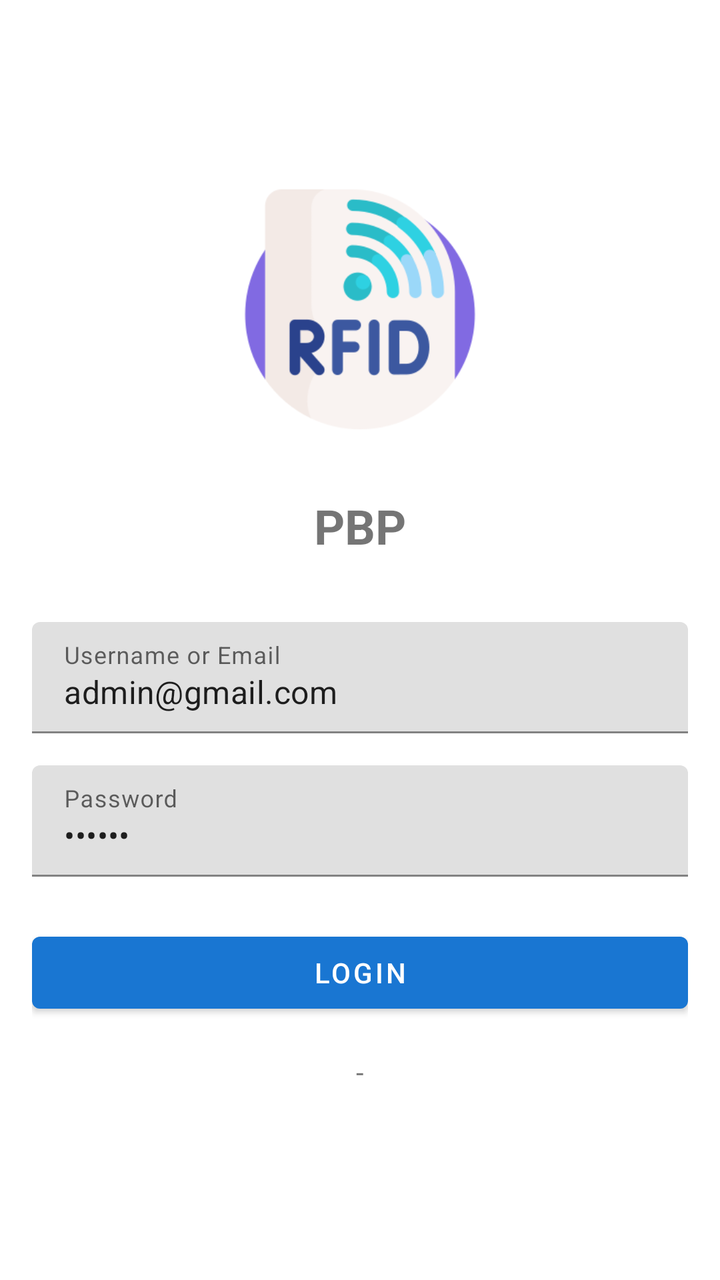
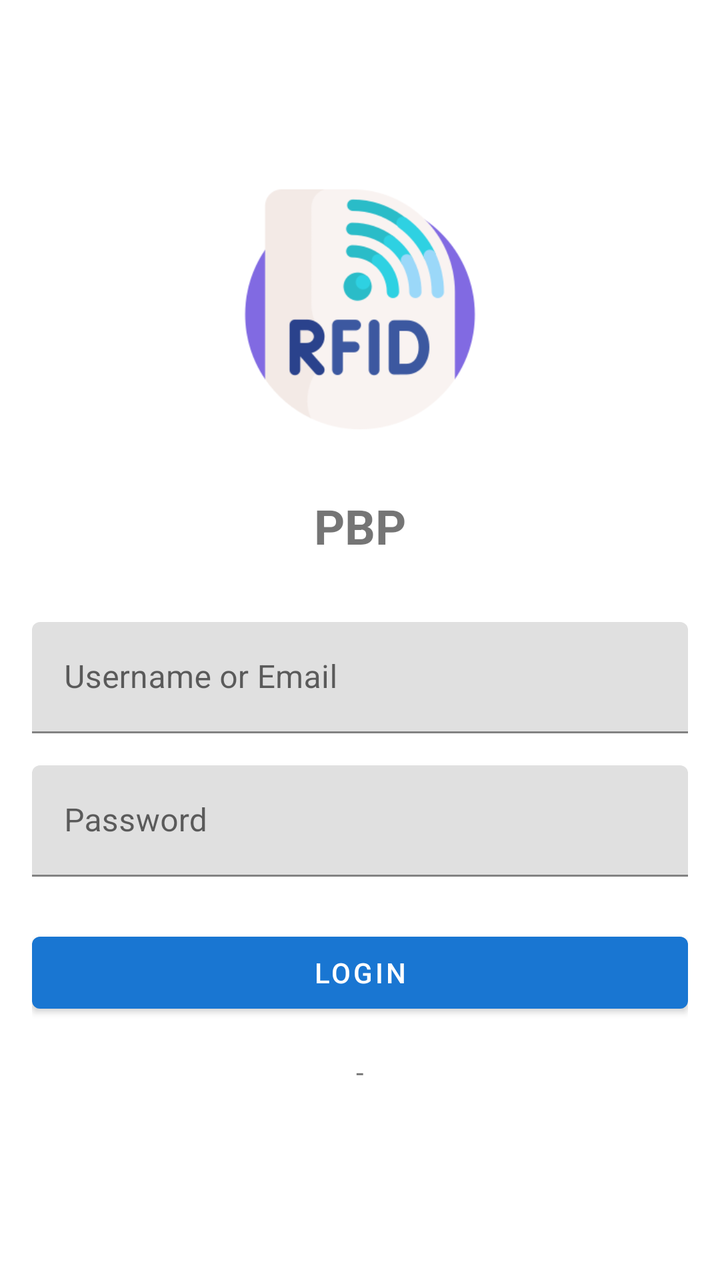

Screens rendered from an Android XML layout before and after an edit, with the pre-edit source and the edit as a unified diff.
<!-- AndroidManifest.xml: application theme AppTheme -->
<!-- res/layout/activity_main.xml -->
<?xml version="1.0" encoding="utf-8"?>
<FrameLayout xmlns:android="http://schemas.android.com/apk/res/android"
    xmlns:app="http://schemas.android.com/apk/res-auto"
    android:layout_width="match_parent"
    android:layout_height="match_parent">

    
    <ScrollView
        android:layout_width="match_parent"
        android:layout_height="match_parent"
        android:fillViewport="true">

        <LinearLayout
            android:id="@+id/mainContent"
            android:layout_width="match_parent"
            android:layout_height="wrap_content"
            android:orientation="vertical"
            android:visibility="gone"
            android:padding="16dp">

            <com.google.android.material.button.MaterialButton
                android:id="@+id/btnMoveOrder"
                android:layout_width="match_parent"
                android:layout_height="wrap_content"
                android:text="Move Order"
                android:padding="20dp"
                android:layout_marginBottom="5dp"
                android:layout_marginTop="5dp"/>

            <com.google.android.material.button.MaterialButton
                android:id="@+id/btnPickingOrder"
                android:layout_width="match_parent"
                android:layout_height="wrap_content"
                android:text="Picking Order"
                android:padding="20dp"
                android:layout_marginBottom="5dp"/>










            <com.google.android.material.button.MaterialButton
                android:id="@+id/btnReceiveShipping"
                android:layout_width="match_parent"
                android:layout_height="wrap_content"
                android:text="Receive to Shipping"
                android:padding="20dp"
                android:layout_marginBottom="5dp"/>

            <com.google.android.material.button.MaterialButton
                android:id="@+id/btnKanban"
                android:layout_width="match_parent"
                android:layout_height="wrap_content"
                android:text="Kanban"
                android:padding="20dp"
                android:layout_marginBottom="5dp"/>


            <com.google.android.material.button.MaterialButton
                android:id="@+id/btnIssueDeliveryOrder"
                android:layout_width="match_parent"
                android:layout_height="wrap_content"
                android:text="Issue Delivery Order"
                android:padding="20dp"
                android:layout_marginBottom="5dp"/>

            <com.google.android.material.button.MaterialButton
                android:id="@+id/btnFindProduct"
                android:layout_width="match_parent"
                android:layout_height="wrap_content"
                android:text="Find Product"
                android:padding="20dp"
                android:layout_marginBottom="5dp"/>

            <com.google.android.material.button.MaterialButton
                android:id="@+id/btnSettings"
                android:layout_width="match_parent"
                android:layout_height="wrap_content"
                android:text="Settings"
                android:padding="20dp"
                android:layout_marginBottom="5dp"/>


            
            <LinearLayout
                android:id="@+id/view_menu"
                android:layout_width="match_parent"
                android:layout_height="wrap_content"
                android:orientation="vertical"
                android:visibility="visible">

                <LinearLayout
                    android:layout_width="match_parent"
                    android:layout_height="wrap_content"
                    android:orientation="horizontal"
                    android:layout_marginBottom="16dp">

                    <Button
                        android:id="@+id/btn_connect"
                        android:layout_width="0dp"
                        android:layout_height="wrap_content"
                        android:layout_weight="1"
                        android:layout_marginEnd="4dp"
                        android:text="@string/Connect" />

                    <Button
                        android:id="@+id/btn_search"
                        android:layout_width="0dp"
                        android:layout_height="wrap_content"
                        android:layout_weight="1"
                        android:layout_marginStart="4dp"
                        android:text="@string/title_search" />
                </LinearLayout>

                <TextView
                    android:id="@+id/tvAddress"
                    android:layout_width="match_parent"
                    android:layout_height="wrap_content"
                    android:minHeight="48dp"
                    android:paddingLeft="4dp"
                    android:paddingRight="4dp"
                    android:gravity="center_vertical"
                    android:layout_marginBottom="16dp"/>
            </LinearLayout>
        </LinearLayout>
    </ScrollView>

    
    <LinearLayout
        android:id="@+id/view_tabhost"
        android:layout_width="match_parent"
        android:layout_height="match_parent"
        android:orientation="vertical"
        android:visibility="gone"
        android:background="@color/white">

        <androidx.fragment.app.FragmentTabHost
            android:id="@android:id/tabhost"
            android:layout_width="match_parent"
            android:layout_height="match_parent">

            <LinearLayout
                android:layout_width="match_parent"
                android:layout_height="match_parent"
                android:orientation="vertical">

                <HorizontalScrollView
                    android:id="@+id/hScroller_mytabhostactivity"
                    android:layout_width="fill_parent"
                    android:layout_height="wrap_content"
                    android:fadingEdge="none"
                    android:saveEnabled="false"
                    android:scrollbars="horizontal"
                    android:scrollbarSize="2dp">

                    <TabWidget
                        android:id="@android:id/tabs"
                        android:layout_width="wrap_content"
                        android:layout_height="wrap_content"
                        android:orientation="horizontal" />
                </HorizontalScrollView>

                <FrameLayout
                    android:id="@android:id/tabcontent"
                    android:layout_width="0dp"
                    android:layout_height="0dp"
                    android:layout_weight="0" />

                <FrameLayout
                    android:id="@+id/realtabcontent"
                    android:layout_width="match_parent"
                    android:layout_height="0dp"
                    android:layout_weight="1" />
            </LinearLayout>
        </androidx.fragment.app.FragmentTabHost>
    </LinearLayout>

    
    <LinearLayout
        android:id="@+id/view_login"
        android:layout_width="match_parent"
        android:layout_height="match_parent"
        android:orientation="vertical"
        android:padding="16dp"
        android:gravity="center"
        android:visibility="visible">

        <ImageView
            android:layout_width="120dp"
            android:layout_height="120dp"
            android:src="@drawable/app_logo"
            android:layout_marginBottom="32dp"/>

        <TextView
            android:layout_width="wrap_content"
            android:layout_height="wrap_content"
            android:text="PBP"
            android:textSize="24sp"
            android:textStyle="bold"
            android:layout_marginBottom="32dp"/>

        <com.google.android.material.textfield.TextInputLayout
            android:layout_width="match_parent"
            android:layout_height="wrap_content"
            android:layout_marginBottom="16dp">

            <com.google.android.material.textfield.TextInputEditText
                android:id="@+id/etUsername"
                android:layout_width="match_parent"
                android:layout_height="wrap_content"
                android:hint="Username or Email"
                android:text="admin@gmail.com"
                android:inputType="textEmailAddress"/>
        </com.google.android.material.textfield.TextInputLayout>

        <com.google.android.material.textfield.TextInputLayout
            android:layout_width="match_parent"
            android:layout_height="wrap_content"
            android:layout_marginBottom="24dp">

            <com.google.android.material.textfield.TextInputEditText
                android:id="@+id/etPassword"
                android:layout_width="match_parent"
                android:layout_height="wrap_content"
                android:hint="Password"
                android:text="123456"
                android:inputType="textPassword"/>
        </com.google.android.material.textfield.TextInputLayout>

        <com.google.android.material.button.MaterialButton
            android:id="@+id/btnLogin"
            android:layout_width="match_parent"
            android:layout_height="wrap_content"
            android:text="Login"/>

        <TextView
            android:id="@+id/tvDeviceId"
            android:layout_width="wrap_content"
            android:layout_height="wrap_content"
            android:layout_marginTop="16dp"
            android:text="-"/>
    </LinearLayout>

    
    <FrameLayout
        android:id="@+id/loadingOverlay"
        android:layout_width="match_parent"
        android:layout_height="match_parent"
        android:background="@color/white"
        android:visibility="gone">

        <ProgressBar
            android:id="@+id/progressBar"
            android:layout_width="wrap_content"
            android:layout_height="wrap_content"
            android:layout_gravity="center"/>
    </FrameLayout>
</FrameLayout>
<!-- resources referenced by this layout -->
<resources>
  <!-- unchanged entries left out for length: 8 -->
</resources>

<!-- the commit's change to res/layout/activity_main.xml (unified diff, before → after) -->
@@ -1,4 +1,5 @@
 <?xml version="1.0" encoding="utf-8"?>
+
 <FrameLayout xmlns:android="http://schemas.android.com/apk/res/android"
     xmlns:app="http://schemas.android.com/apk/res-auto"
     android:layout_width="match_parent"
@@ -16,120 +17,266 @@
             android:layout_height="wrap_content"
             android:orientation="vertical"
             android:visibility="gone"
-            android:padding="16dp">
-
+            android:padding="16dp"
+            android:background="@color/backgroundColor">
+
+            
             <com.google.android.material.button.MaterialButton
                 android:id="@+id/btnMoveOrder"
                 android:layout_width="match_parent"
+                android:layout_height="64dp"
+                android:text="Move Order"
+                android:textSize="16sp"
+                android:textStyle="bold"
+                android:textColor="@color/white"
+                app:backgroundTint="@color/pastel1"
+                app:cornerRadius="16dp"
+                app:elevation="8dp"
+                app:icon="@drawable/ic_move"
+                app:iconGravity="textStart"
+                app:iconPadding="12dp"
+                app:iconSize="24dp"
+                app:iconTint="@color/white"
+                app:rippleColor="@color/white"
+                android:layout_marginBottom="12dp"
+                android:layout_marginTop="8dp"/>
+
+            
+            <com.google.android.material.button.MaterialButton
+                android:id="@+id/btnPickingOrder"
+                android:layout_width="match_parent"
+                android:layout_height="64dp"
+                android:text="Picking Order"
+                android:textSize="16sp"
+                android:textStyle="bold"
+                android:textColor="@color/white"
+                app:backgroundTint="@color/pastel2"
+                app:cornerRadius="16dp"
+                app:elevation="8dp"
+                app:icon="@drawable/ic_shopping_cart"
+                app:iconGravity="textStart"
+                app:iconPadding="12dp"
+                app:iconSize="24dp"
+                app:iconTint="@color/white"
+                app:rippleColor="@color/white"
+                android:layout_marginBottom="12dp"/>
+
+            
+            <com.google.android.material.button.MaterialButton
+                android:id="@+id/btnReceiveShipping"
+                android:layout_width="match_parent"
+                android:layout_height="64dp"
+                android:text="รับสินค้าเข้าจัดส่ง"
+                android:textSize="16sp"
+                android:textStyle="bold"
+                android:textColor="@color/white"
+                app:backgroundTint="@color/pastel3"
+                app:cornerRadius="16dp"
+                app:elevation="8dp"
+                app:icon="@drawable/ic_assignment"
+                app:iconGravity="textStart"
+                app:iconPadding="12dp"
+                app:iconSize="24dp"
+                app:iconTint="@color/white"
+                app:rippleColor="@color/white"
+                android:layout_marginBottom="12dp"/>
+
+            
+            <com.google.android.material.button.MaterialButton
+                android:id="@+id/btnKanban"
+                android:layout_width="match_parent"
+                android:layout_height="64dp"
+                android:text="RFID Loading"
+                android:textSize="16sp"
+                android:textStyle="bold"
+                android:textColor="@color/white"
+                app:backgroundTint="@color/pastel4"
+                app:cornerRadius="16dp"
+                app:elevation="8dp"
+                app:icon="@drawable/ic_dashboard"
+                app:iconGravity="textStart"
+                app:iconPadding="12dp"
+                app:iconSize="24dp"
+                app:iconTint="@color/white"
+                app:rippleColor="@color/white"
+                android:layout_marginBottom="12dp"/>
+
+            
+            <com.google.android.material.button.MaterialButton
+                android:id="@+id/btnIssueDeliveryOrder"
+                android:layout_width="match_parent"
+                android:layout_height="64dp"
+                android:text="จัดส่งสินค้า"
+                android:textSize="16sp"
+                android:textStyle="bold"
+                android:textColor="@color/white"
+                app:backgroundTint="@color/pastel5"
+                app:cornerRadius="16dp"
+                app:elevation="8dp"
+                app:icon="@drawable/ic_local_shipping"
+                app:iconGravity="textStart"
+                app:iconPadding="12dp"
+                app:iconSize="24dp"
+                app:iconTint="@color/white"
+                app:rippleColor="@color/white"
+                android:layout_marginBottom="12dp"/>
+
+            
+            <com.google.android.material.button.MaterialButton
+                android:id="@+id/btnFindProduct"
+                android:layout_width="match_parent"
+                android:layout_height="64dp"
+                android:text="Find Product"
+                android:textSize="16sp"
+                android:textStyle="bold"
+                android:textColor="@color/white"
+                app:backgroundTint="@color/pastel6"
+                app:cornerRadius="16dp"
+                app:elevation="8dp"
+                app:icon="@drawable/ic_search"
+                app:iconGravity="textStart"
+                app:iconPadding="12dp"
+                app:iconSize="24dp"
+                app:iconTint="@color/white"
+                app:rippleColor="@color/white"
+                android:layout_marginBottom="12dp"/>
+
+            
+            <com.google.android.material.button.MaterialButton
+                android:id="@+id/btnCheckStock"
+                android:layout_width="match_parent"
+                android:layout_height="64dp"
+                android:text="Check Stock"
+                android:textSize="16sp"
+                android:textStyle="bold"
+                android:textColor="@color/white"
+                app:backgroundTint="@color/pastel7"
+                app:cornerRadius="16dp"
+                app:elevation="8dp"
+                app:icon="@drawable/ic_assignment"
+                app:iconGravity="textStart"
+                app:iconPadding="12dp"
+                app:iconSize="24dp"
+                app:iconTint="@color/white"
+                app:rippleColor="@color/white"
+                android:layout_marginBottom="12dp"/>
+
+            
+            <com.google.android.material.button.MaterialButton
+                android:id="@+id/btnStockCount"
+                android:layout_width="match_parent"
+                android:layout_height="64dp"
+                android:text="Stock Count"
+                android:textSize="16sp"
+                android:textStyle="bold"
+                android:textColor="@color/white"
+                app:backgroundTint="@color/pastel7"
+                app:cornerRadius="16dp"
+                app:elevation="8dp"
+                app:icon="@drawable/ic_assignment"
+                app:iconGravity="textStart"
+                app:iconPadding="12dp"
+                app:iconSize="24dp"
+                app:iconTint="@color/white"
+                app:rippleColor="@color/white"
+                android:layout_marginBottom="12dp"/>
+
+            
+            <com.google.android.material.button.MaterialButton
+                android:id="@+id/btnSettings"
+                android:layout_width="match_parent"
+                android:layout_height="64dp"
+                android:text="Settings"
+                android:textSize="16sp"
+                android:textStyle="bold"
+                android:textColor="@color/white"
+                app:backgroundTint="@color/gray"
+                app:cornerRadius="16dp"
+                app:elevation="8dp"
+                app:icon="@drawable/ic_settings"
+                app:iconGravity="textStart"
+                app:iconPadding="12dp"
+                app:iconSize="24dp"
+                app:iconTint="@color/white"
+                app:rippleColor="@color/white"
+                android:layout_marginBottom="20dp"/>
+
+            
+            <LinearLayout
+                android:layout_width="match_parent"
                 android:layout_height="wrap_content"
-                android:text="Move Order"
-                android:padding="20dp"
-                android:layout_marginBottom="5dp"
-                android:layout_marginTop="5dp"/>
-
-            <com.google.android.material.button.MaterialButton
-                android:id="@+id/btnPickingOrder"
+                android:orientation="horizontal"
+                android:layout_marginBottom="12dp">
+
+                <com.google.android.material.button.MaterialButton
+                    android:id="@+id/btn_connect"
+                    android:layout_width="0dp"
+                    android:layout_height="56dp"
+                    android:layout_weight="1"
+                    android:layout_marginEnd="8dp"
+                    android:text="@string/Connect"
+                    android:textSize="12sp"
+                    android:textStyle="bold"
+                    android:textColor="@color/white"
+                    android:paddingTop="4dp"
+                    android:paddingBottom="4dp"
+                    android:maxLines="2"
+                    android:ellipsize="none"
+                    app:backgroundTint="@color/lightblue"
+                    app:cornerRadius="12dp"
+                    app:elevation="4dp"
+                    app:icon="@drawable/ic_wifi"
+                    app:iconGravity="textStart"
+                    app:iconSize="18dp"
+                    app:iconPadding="6dp"
+                    app:iconTint="@color/white" />
+
+                <com.google.android.material.button.MaterialButton
+                    android:id="@+id/btn_search"
+                    android:layout_width="0dp"
+                    android:layout_height="56dp"
+                    android:layout_weight="1"
+                    android:layout_marginStart="8dp"
+                    android:text="@string/title_search"
+                    android:textSize="12sp"
+                    android:textStyle="bold"
+                    android:textColor="@color/white"
+                    android:paddingTop="4dp"
+                    android:paddingBottom="4dp"
+                    android:maxLines="2"
+                    android:ellipsize="none"
+                    app:backgroundTint="@color/blue2"
+                    app:cornerRadius="12dp"
+                    app:elevation="4dp"
+                    app:icon="@drawable/ic_bluetooth_searching"
+                    app:iconGravity="textStart"
+                    app:iconSize="18dp"
+                    app:iconPadding="6dp"
+                    app:iconTint="@color/white" />
+            </LinearLayout>
+
+            <TextView
+                android:id="@+id/tvAddress"
                 android:layout_width="match_parent"
                 android:layout_height="wrap_content"
-                android:text="Picking Order"
-                android:padding="20dp"
-                android:layout_marginBottom="5dp"/>
-
-
-
-
-
-
-
-
-
-
-            <com.google.android.material.button.MaterialButton
-                android:id="@+id/btnReceiveShipping"
-                android:layout_width="match_parent"
-                android:layout_height="wrap_content"
-                android:text="Receive to Shipping"
-                android:padding="20dp"
-                android:layout_marginBottom="5dp"/>
-
-            <com.google.android.material.button.MaterialButton
-                android:id="@+id/btnKanban"
-                android:layout_width="match_parent"
-                android:layout_height="wrap_content"
-                android:text="Kanban"
-                android:padding="20dp"
-                android:layout_marginBottom="5dp"/>
-
-
-            <com.google.android.material.button.MaterialButton
-                android:id="@+id/btnIssueDeliveryOrder"
-                android:layout_width="match_parent"
-                android:layout_height="wrap_content"
-                android:text="Issue Delivery Order"
-                android:padding="20dp"
-                android:layout_marginBottom="5dp"/>
-
-            <com.google.android.material.button.MaterialButton
-                android:id="@+id/btnFindProduct"
-                android:layout_width="match_parent"
-                android:layout_height="wrap_content"
-                android:text="Find Product"
-                android:padding="20dp"
-                android:layout_marginBottom="5dp"/>
-
-            <com.google.android.material.button.MaterialButton
-                android:id="@+id/btnSettings"
-                android:layout_width="match_parent"
-                android:layout_height="wrap_content"
-                android:text="Settings"
-                android:padding="20dp"
-                android:layout_marginBottom="5dp"/>
-
+                android:minHeight="48dp"
+                android:paddingLeft="16dp"
+                android:paddingRight="16dp"
+                android:gravity="center_vertical"
+                android:background="@drawable/text_background"
+                android:textColor="@color/textColorPrimary"
+                android:textSize="14sp"
+                android:layout_marginBottom="8dp"/>
 
             
             <LinearLayout
                 android:id="@+id/view_menu"
                 android:layout_width="match_parent"
-                android:layout_height="wrap_content"
+                android:layout_height="0dp"
                 android:orientation="vertical"
-                android:visibility="visible">
-
-                <LinearLayout
-                    android:layout_width="match_parent"
-                    android:layout_height="wrap_content"
-                    android:orientation="horizontal"
-                    android:layout_marginBottom="16dp">
-
-                    <Button
-                        android:id="@+id/btn_connect"
-                        android:layout_width="0dp"
-                        android:layout_height="wrap_content"
-                        android:layout_weight="1"
-                        android:layout_marginEnd="4dp"
-                        android:text="@string/Connect" />
-
-                    <Button
-                        android:id="@+id/btn_search"
-                        android:layout_width="0dp"
-                        android:layout_height="wrap_content"
-                        android:layout_weight="1"
-                        android:layout_marginStart="4dp"
-                        android:text="@string/title_search" />
-                </LinearLayout>
-
-                <TextView
-                    android:id="@+id/tvAddress"
-                    android:layout_width="match_parent"
-                    android:layout_height="wrap_content"
-                    android:minHeight="48dp"
-                    android:paddingLeft="4dp"
-                    android:paddingRight="4dp"
-                    android:gravity="center_vertical"
-                    android:layout_marginBottom="16dp"/>
-            </LinearLayout>
+                android:visibility="visible"/>
         </LinearLayout>
     </ScrollView>
-
     
     <LinearLayout
         android:id="@+id/view_tabhost"
@@ -214,7 +361,7 @@
                 android:layout_width="match_parent"
                 android:layout_height="wrap_content"
                 android:hint="Username or Email"
-                android:text="admin@gmail.com"
+                android:text=""
                 android:inputType="textEmailAddress"/>
         </com.google.android.material.textfield.TextInputLayout>
 
@@ -228,7 +375,7 @@
                 android:layout_width="match_parent"
                 android:layout_height="wrap_content"
                 android:hint="Password"
-                android:text="123456"
+                android:text=""
                 android:inputType="textPassword"/>
         </com.google.android.material.textfield.TextInputLayout>
 
@@ -260,4 +407,5 @@
             android:layout_height="wrap_content"
             android:layout_gravity="center"/>
     </FrameLayout>
+
 </FrameLayout>
<!-- resource entries referenced after the edit -->
@@ -1,5 +1,107 @@
 <!-- resources referenced by this layout -->
 <resources>
+  <color name="backgroundColor">#F5F5F5</color>
+  <color name="blue2">#2398bc</color>
+  <color name="gray">#808080</color>
+  <color name="lightblue">#0083FF</color>
+  <color name="pastel1">#93B6E8</color>
+  <color name="pastel2">#AFD2BB</color>
+  <color name="pastel3">#F7D07A</color>
+  <color name="pastel4">#E09B94</color>
+  <color name="pastel5">#D72A5D</color>
+  <color name="pastel6">#847DC0</color>
+  <color name="pastel7">#D7D1A7</color>
+  <color name="textColorPrimary">#212121</color>
+  <!-- drawable ic_assignment (drawable) -->
+  <?xml version="1.0" encoding="utf-8"?>
+  <vector xmlns:android="http://schemas.android.com/apk/res/android"
+      android:width="24dp"
+      android:height="24dp"
+      android:viewportWidth="24"
+      android:viewportHeight="24">
+      <path
+          android:fillColor="#FFFFFF"
+          android:pathData="M19,3h-4.18C14.4,1.84 13.3,1 12,1c-1.3,0 -2.4,0.84 -2.82,2H5c-1.1,0 -2,0.9 -2,2v14c0,1.1 0.9,2 2,2h14c1.1,0 2,-0.9 2,-2V5c0,-1.1 -0.9,-2 -2,-2zM12,3c0.55,0 1,0.45 1,1s-0.45,1 -1,1 -1,-0.45 -1,-1 0.45,-1 1,-1zM14,17H7v-2h7v2zM17,13H7v-2h10v2zM17,9H7V7h10v2z"/>
+  </vector>
+  <!-- drawable ic_bluetooth_searching (drawable) -->
+  <?xml version="1.0" encoding="utf-8"?>
+  <vector xmlns:android="http://schemas.android.com/apk/res/android"
+      android:width="24dp"
+      android:height="24dp"
+      android:viewportWidth="24"
+      android:viewportHeight="24">
+      <path
+          android:fillColor="#FFFFFF"
+          android:pathData="M14.24,12.01l2.32,2.32c0.28,-0.72 0.44,-1.51 0.44,-2.33 0,-0.82 -0.16,-1.59 -0.43,-2.31l-2.33,2.32zM19.53,6.71l-1.26,1.26c0.63,1.21 0.98,2.57 0.98,4.02s-0.36,2.82 -0.98,4.02l1.2,1.2c0.97,-1.54 1.54,-3.36 1.54,-5.31s-0.57,-3.4 -1.48,-4.19zM15.71,7.71L10,2h-1v7.59L6.41,7 5,8.41 10.59,14 5,19.59 6.41,21 9,18.41V22h1l5.71,-5.71 -4.3,-4.29 4.3,-4.29zM11,5.83l1.88,1.88L11,9.59V5.83zM12.88,16.29L11,18.17v-3.76l1.88,1.88z"/>
+  </vector>
+  <!-- drawable ic_dashboard (drawable) -->
+  <?xml version="1.0" encoding="utf-8"?>
+  <vector xmlns:android="http://schemas.android.com/apk/res/android"
+      android:width="24dp"
+      android:height="24dp"
+      android:viewportWidth="24"
+      android:viewportHeight="24">
+      <path
+          android:fillColor="#FFFFFF"
+          android:pathData="M3,13h8V3H3v10zM3,21h8v-6H3v6zM13,21h8V11h-8v10zM13,3v6h8V3h-8z"/>
+  </vector>
+  <!-- drawable ic_local_shipping (drawable) -->
+  <?xml version="1.0" encoding="utf-8"?>
+  <vector xmlns:android="http://schemas.android.com/apk/res/android"
+      android:width="24dp"
+      android:height="24dp"
+      android:viewportWidth="24"
+      android:viewportHeight="24">
+      <path
+          android:fillColor="#FFFFFF"
+          android:pathData="M20,8h-3V4H3c-1.1,0 -2,0.9 -2,2v11h2c0,1.66 1.34,3 3,3s3,-1.34 3,-3h6c0,1.66 1.34,3 3,3s3,-1.34 3,-3h2v-5l-3,-4zM6,18c-0.55,0 -1,-0.45 -1,-1s0.45,-1 1,-1 1,0.45 1,1 -0.45,1 -1,1zM18,18c-0.55,0 -1,-0.45 -1,-1s0.45,-1 1,-1 1,0.45 1,1 -0.45,1 -1,1zM17,12V9.5h2.5l1.96,2.5H17z"/>
+  </vector>
+  <!-- drawable ic_move: png bitmap (drawable, 3471 bytes) -->
+  <!-- drawable ic_search (drawable) -->
+  <?xml version="1.0" encoding="utf-8"?>
+  <vector xmlns:android="http://schemas.android.com/apk/res/android"
+      android:width="24dp"
+      android:height="24dp"
+      android:viewportWidth="24"
+      android:viewportHeight="24">
+      <path
+          android:fillColor="#FFFFFF"
+          android:pathData="M15.5,14h-0.79l-0.28,-0.27C15.41,12.59 16,11.11 16,9.5 16,5.91 13.09,3 9.5,3S3,5.91 3,9.5 5.91,16 9.5,16c1.61,0 3.09,-0.59 4.23,-1.57l0.27,0.28v0.79l5,4.99L20.49,19l-4.99,-5zM9.5,14C7.01,14 5,11.99 5,9.5S7.01,5 9.5,5 14,7.01 14,9.5 11.99,14 9.5,14z"/>
+  </vector>
+  <!-- drawable ic_settings: png bitmap (drawable, 13277 bytes) -->
+  <!-- drawable ic_shopping_cart (drawable) -->
+  <?xml version="1.0" encoding="utf-8"?>
+  <vector xmlns:android="http://schemas.android.com/apk/res/android"
+      android:width="24dp"
+      android:height="24dp"
+      android:viewportWidth="24"
+      android:viewportHeight="24">
+      <path
+          android:fillColor="#FFFFFF"
+          android:pathData="M7,18c-1.1,0 -2,0.9 -2,2s0.9,2 2,2 2,-0.9 2,-2 -0.9,-2 -2,-2zM1,2v2h2l3.6,7.59 -1.35,2.45c-0.16,0.28 -0.25,0.61 -0.25,0.96 0,1.1 0.9,2 2,2h12v-2L7.42,15c-0.14,0 -0.25,-0.11 -0.25,-0.25l0.03,-0.12L8.1,13h7.45c0.75,0 1.41,-0.41 1.75,-1.03L21.7,4L5.21,4l-0.94,-2L1,2zM17,18c-1.1,0 -2,0.9 -2,2s0.9,2 2,2 2,-0.9 2,-2 -0.9,-2 -2,-2z"/>
+  </vector>
+  <!-- drawable ic_wifi (drawable) -->
+  <?xml version="1.0" encoding="utf-8"?>
+  <vector xmlns:android="http://schemas.android.com/apk/res/android"
+      android:width="24dp"
+      android:height="24dp"
+      android:viewportWidth="24"
+      android:viewportHeight="24">
+      <path
+          android:fillColor="#FFFFFF"
+          android:pathData="M1,9l2,2c4.97,-4.97 13.03,-4.97 18,0l2,-2C16.93,2.93 7.07,2.93 1,9zM9,17l3,3 3,-3c-1.65,-1.66 -4.34,-1.66 -6,0zM5,13l2,2c2.76,-2.76 7.24,-2.76 10,0l2,-2C15.14,9.14 8.87,9.14 5,13z"/>
+  </vector>
+  <!-- drawable text_background (drawable) -->
+  <?xml version="1.0" encoding="utf-8"?>
+  <shape xmlns:android="http://schemas.android.com/apk/res/android">
+      <solid android:color="@color/white1" />
+      <corners android:radius="8dp" />
+      <stroke
+          android:width="1dp"
+          android:color="@color/gray1" />
+  </shape>
+  <color name="white1">#eeeeee</color>
+  <color name="gray1">#dbdbdb</color>
   <!-- unchanged entries left out for length: 8 -->
 </resources>
 
